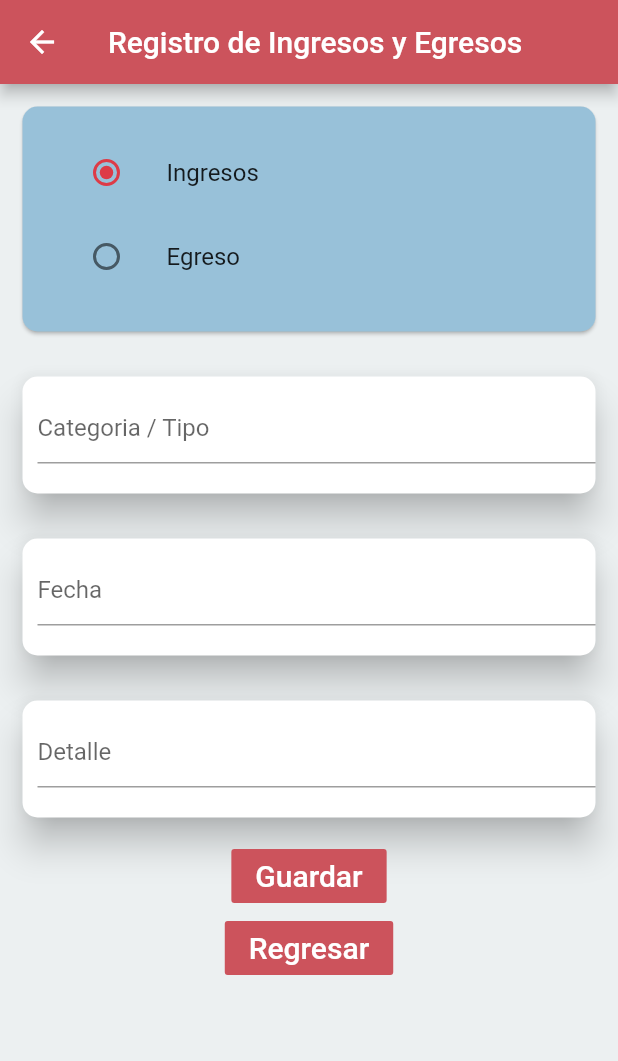
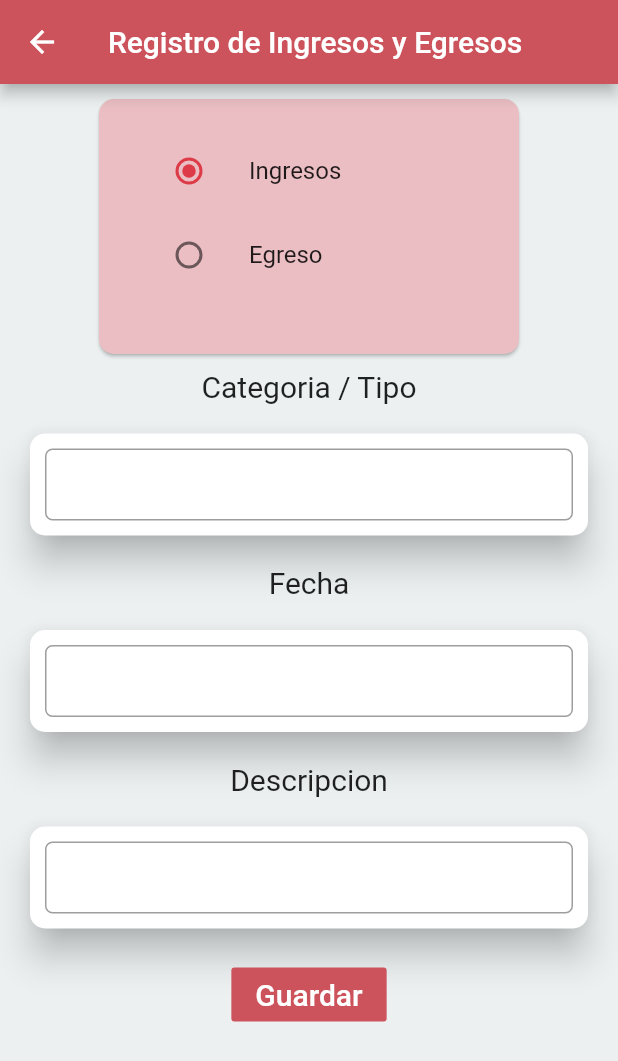
Before and after one commit to CARDONALUIS/AppFinanzasPersonales, a Flutter app: the RegIngYEgrePantalla screen opened directly, on a phone screen of 412 x 824 dp. Shown: the top 1061 px of the screen. Run offline on Flutter 3.47's test engine with Material 2 defaults, Android fonts, the phone set to English and light mode, and no system bars; Roboto replaces fonts that are missing (Georgia, Hind).

Commit message:
Arreglos Pantalla Ingreso y Egreso
Se mejoró un poco el diseño y los colores de main cambiaron

```diff
--- a/appfinanzaspersonales/lib/RegistroIngrYEgre.dart
+++ b/appfinanzaspersonales/lib/RegistroIngrYEgre.dart
@@ -1,6 +1,5 @@
+import 'package:flutter/cupertino.dart';
 import 'package:flutter/material.dart';
-
-
 
 class RegIngYEgrePantalla extends StatelessWidget {
   const RegIngYEgrePantalla({Key key}) : super(key: key);
@@ -17,35 +16,30 @@ class RegIngYEgrePantalla extends StatelessWidget {
         child: Column(
           children: [
                 SizedBox(
-              width: double.infinity,
-              height: 180.0,
+                    width: 300,
+                    height: 190.0,
                     child: Card(
-                color: Color.fromRGBO(152, 193, 217,1),
+                        color: Color.fromRGBO(234, 190, 195,1),
                         shape: RoundedRectangleBorder(borderRadius: BorderRadius.circular(10)),
-                margin: EdgeInsets.all(15),
+                        margin: EdgeInsets.all(10),
                         child: Padding(
-                  padding: EdgeInsets.all(16.0),
+                          padding: EdgeInsets.all(20.0),
                           child: MyStatefulWidget(),
                         )
                     )
                   // height: 135,
                 ),
+                Text('Categoria / Tipo', style: TextStyle(fontSize: 20.0),),
                 textCard(),
+                Text('Fecha', style: TextStyle(fontSize: 20.0),),
                 textCard2(),
+                Text('Descripcion', style: TextStyle(fontSize: 20.0),),
                 textCard3(),
                 FlatButton(
                     child: Text('Guardar', style: TextStyle(fontSize: 20.0),),
                     color: Color.fromRGBO(204, 83, 92, 1),
                     textColor: Colors.white,
                     onPressed: () {}
-        ),
-          FlatButton(
-            child: Text('Regresar', style: TextStyle(fontSize: 20.0),),
-            color: Color.fromRGBO(204, 83, 92, 1),
-              textColor: Colors.white,
-              onPressed: () {
-                Navigator.pop(context);
-              },
                 ),
               ],
         ),
@@ -102,17 +96,22 @@ class _MyStatefulWidgetState extends State<MyStatefulWidget> {
 Card textCard() {
   return Card(
       shape: RoundedRectangleBorder(borderRadius: BorderRadius.circular(10)),
-    margin: EdgeInsets.all(15),
+      margin: EdgeInsets.all(20),
       elevation: 10,
       child: Column(
+        crossAxisAlignment: CrossAxisAlignment.start,
         children: <Widget>[
           Padding(
-          padding: const EdgeInsets.only(bottom: 20.0, top: 10.0, left: 10.0),
+            padding: const EdgeInsets.only(bottom: 10.0, top: 10.0, left: 10.0, right: 10.0),
             child: Center(
               child: TextField(
-              decoration: InputDecoration(hintText: 'Categoria / Tipo'),
+                obscureText: false,
+                decoration: InputDecoration(
+                   contentPadding: EdgeInsets.fromLTRB(20.0, 15.0, 20.0, 1.0),
+                 border:
+                 OutlineInputBorder(borderRadius: BorderRadius.circular(5.0))),
+               ),
                 //controller: usuarioController,
-            ),
               ),
             ),
         ],
@@ -123,15 +122,20 @@ Card textCard() {
 Card textCard2() {
   return Card(
     shape: RoundedRectangleBorder(borderRadius: BorderRadius.circular(10)),
-    margin: EdgeInsets.all(15),
+    margin: EdgeInsets.all(20),
     elevation: 10,
     child: Column(
       children: <Widget>[
         Padding(
-          padding: const EdgeInsets.only(bottom: 20.0, top: 10.0, left: 10.0),
+          padding: const EdgeInsets.only(bottom: 10.0, top: 10.0, left: 10.0, right: 10.0),
           child: Center(
             child: TextField(
-              decoration: InputDecoration(hintText: 'Fecha'),
+              obscureText: false,
+              decoration: InputDecoration(
+                  contentPadding: EdgeInsets.fromLTRB(20.0, 15.0, 20.0, 1.0),
+                  border:
+                  OutlineInputBorder(borderRadius: BorderRadius.circular(5.0))),
+              //decoration: InputDecoration(hintText: 'Fecha'),
               //controller: usuarioController,
             ),
           ),
@@ -144,15 +148,20 @@ Card textCard2() {
 Card textCard3() {
   return Card(
     shape: RoundedRectangleBorder(borderRadius: BorderRadius.circular(10)),
-    margin: EdgeInsets.all(15),
+    margin: EdgeInsets.all(20),
     elevation: 10,
     child: Column(
       children: <Widget>[
         Padding(
-          padding: const EdgeInsets.only(bottom: 20.0, top: 10.0, left: 10.0),
+          padding: const EdgeInsets.only(bottom: 10.0, top: 10.0, left: 10.0, right: 10.0),
           child: Center(
             child: TextField(
-              decoration: InputDecoration(hintText: 'Detalle'),
+              obscureText: false,
+              decoration: InputDecoration(
+                  contentPadding: EdgeInsets.fromLTRB(20.0, 15.0, 20.0, 1.0),
+                  border:
+                  OutlineInputBorder(borderRadius: BorderRadius.circular(5.0))),
+              //decoration: InputDecoration(hintText: 'Detalle'),
               //controller: usuarioController,
             ),
           ),
--- a/appfinanzaspersonales/lib/main.dart
+++ b/appfinanzaspersonales/lib/main.dart
@@ -300,9 +300,9 @@ Card loginCard() {
 Card HistorialCard(String tipo) {
   Color color;
   if (tipo == "Egreso")
-    color = Colors.red;
+    color = Color.fromRGBO(221, 134, 140, 1);
   else
-    color = Colors.green;
+    color = Color.fromRGBO(168, 243, 135, 1);
 
   return Card(
     shape: RoundedRectangleBorder(borderRadius: BorderRadius.circular(10)),
```
Lines whose indentation alone changed are shown as unchanged.
